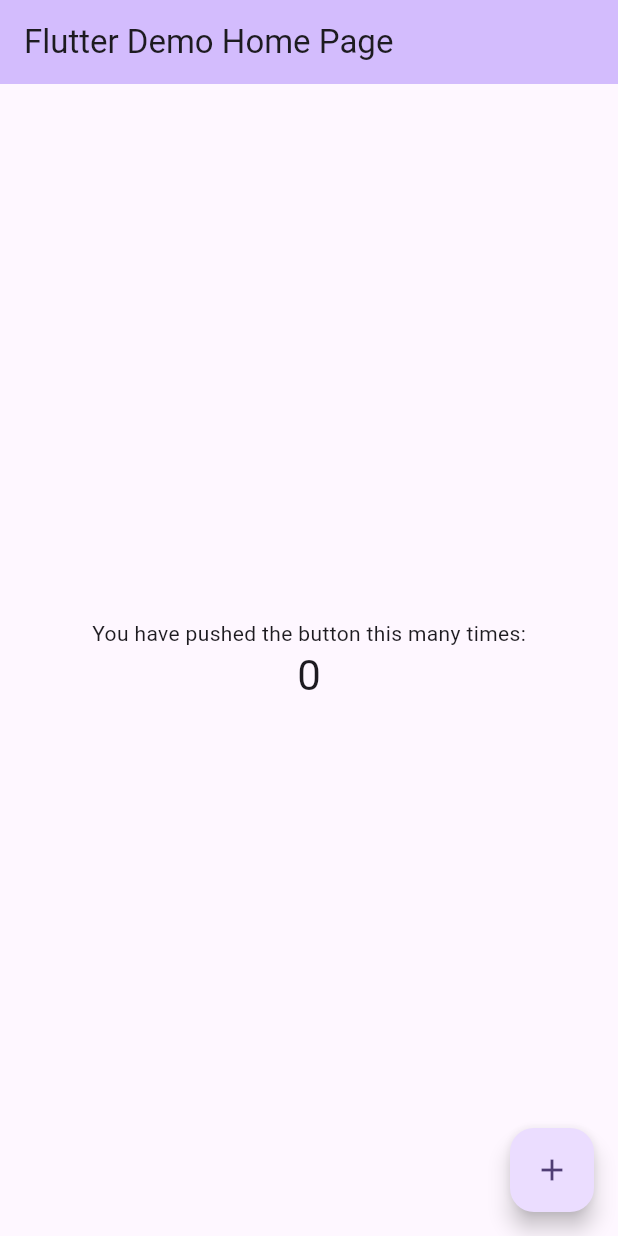
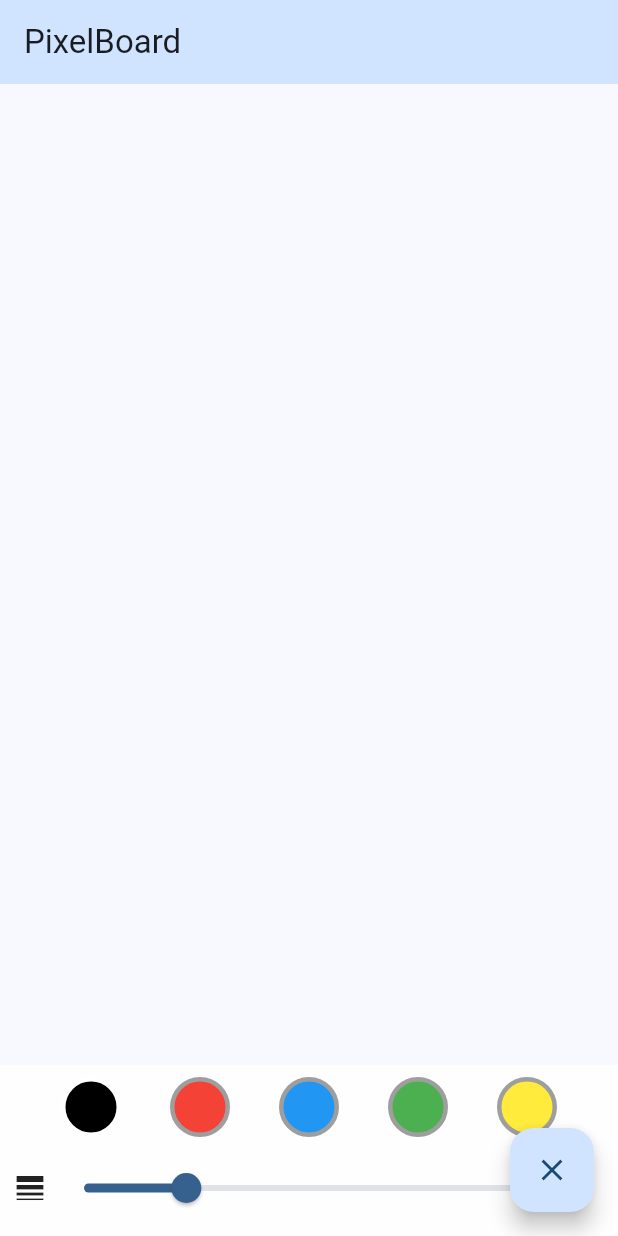
Before and after one commit to takm-reason/pixelboard, a Flutter app: the screen it shows after launch, on a phone screen of 412 x 824 dp. Run offline on Flutter 3.47's test engine with Material 3 defaults, Android fonts, the phone set to English and light mode, and no system bars.

Commit message:
Windowsペイントみたいな感じにする

```diff
--- a/lib/main.dart
+++ b/lib/main.dart
@@ -7,116 +7,186 @@ void main() {
 class MyApp extends StatelessWidget {
   const MyApp({super.key});
 
-  // This widget is the root of your application.
   @override
   Widget build(BuildContext context) {
     return MaterialApp(
-      title: 'Flutter Demo',
+      title: 'PixelBoard',
       theme: ThemeData(
-        // This is the theme of your application.
-        //
-        // TRY THIS: Try running your application with "flutter run". You'll see
-        // the application has a purple toolbar. Then, without quitting the app,
-        // try changing the seedColor in the colorScheme below to Colors.green
-        // and then invoke "hot reload" (save your changes or press the "hot
-        // reload" button in a Flutter-supported IDE, or press "r" if you used
-        // the command line to start the app).
-        //
-        // Notice that the counter didn't reset back to zero; the application
-        // state is not lost during the reload. To reset the state, use hot
-        // restart instead.
-        //
-        // This works for code too, not just values: Most code changes can be
-        // tested with just a hot reload.
-        colorScheme: ColorScheme.fromSeed(seedColor: Colors.deepPurple),
+        colorScheme: ColorScheme.fromSeed(seedColor: Colors.blue),
+        useMaterial3: true,
       ),
-      home: const MyHomePage(title: 'Flutter Demo Home Page'),
+      home: const DrawingPage(),
     );
   }
 }
 
-class MyHomePage extends StatefulWidget {
-  const MyHomePage({super.key, required this.title});
-
-  // This widget is the home page of your application. It is stateful, meaning
-  // that it has a State object (defined below) that contains fields that affect
-  // how it looks.
-
-  // This class is the configuration for the state. It holds the values (in this
-  // case the title) provided by the parent (in this case the App widget) and
-  // used by the build method of the State. Fields in a Widget subclass are
-  // always marked "final".
-
-  final String title;
+class DrawingPage extends StatefulWidget {
+  const DrawingPage({super.key});
 
   @override
-  State<MyHomePage> createState() => _MyHomePageState();
+  State<DrawingPage> createState() => _DrawingPageState();
 }
 
-class _MyHomePageState extends State<MyHomePage> {
-  int _counter = 0;
-
-  void _incrementCounter() {
-    setState(() {
-      // This call to setState tells the Flutter framework that something has
-      // changed in this State, which causes it to rerun the build method below
-      // so that the display can reflect the updated values. If we changed
-      // _counter without calling setState(), then the build method would not be
-      // called again, and so nothing would appear to happen.
-      _counter++;
-    });
-  }
+class _DrawingPageState extends State<DrawingPage> {
+  Color selectedColor = Colors.black;
+  double strokeWidth = 5.0;
+  List<DrawingPoint?> points = [];
 
   @override
   Widget build(BuildContext context) {
-    // This method is rerun every time setState is called, for instance as done
-    // by the _incrementCounter method above.
-    //
-    // The Flutter framework has been optimized to make rerunning build methods
-    // fast, so that you can just rebuild anything that needs updating rather
-    // than having to individually change instances of widgets.
     return Scaffold(
       appBar: AppBar(
-        // TRY THIS: Try changing the color here to a specific color (to
-        // Colors.amber, perhaps?) and trigger a hot reload to see the AppBar
-        // change color while the other colors stay the same.
-        backgroundColor: Theme.of(context).colorScheme.inversePrimary,
-        // Here we take the value from the MyHomePage object that was created by
-        // the App.build method, and use it to set our appbar title.
-        title: Text(widget.title),
+        title: const Text('PixelBoard'),
+        backgroundColor: Theme.of(context).colorScheme.primaryContainer,
       ),
-      body: Center(
-        // Center is a layout widget. It takes a single child and positions it
-        // in the middle of the parent.
+      body: Stack(
+        children: [
+          GestureDetector(
+            onPanStart: (details) {
+              setState(() {
+                points.add(
+                  DrawingPoint(
+                    offset: details.localPosition,
+                    paint:
+                        Paint()
+                          ..color = selectedColor
+                          ..isAntiAlias = true
+                          ..strokeWidth = strokeWidth
+                          ..strokeCap = StrokeCap.round,
+                  ),
+                );
+              });
+            },
+            onPanUpdate: (details) {
+              setState(() {
+                points.add(
+                  DrawingPoint(
+                    offset: details.localPosition,
+                    paint:
+                        Paint()
+                          ..color = selectedColor
+                          ..isAntiAlias = true
+                          ..strokeWidth = strokeWidth
+                          ..strokeCap = StrokeCap.round,
+                  ),
+                );
+              });
+            },
+            onPanEnd: (details) {
+              setState(() {
+                points.add(null);
+              });
+            },
+            child: CustomPaint(
+              painter: DrawingPainter(points: points),
+              size: Size.infinite,
+            ),
+          ),
+          Positioned(
+            bottom: 0,
+            left: 0,
+            right: 0,
+            child: Container(
+              color: Colors.white.withOpacity(0.8),
+              padding: const EdgeInsets.all(8),
               child: Column(
-          // Column is also a layout widget. It takes a list of children and
-          // arranges them vertically. By default, it sizes itself to fit its
-          // children horizontally, and tries to be as tall as its parent.
-          //
-          // Column has various properties to control how it sizes itself and
-          // how it positions its children. Here we use mainAxisAlignment to
-          // center the children vertically; the main axis here is the vertical
-          // axis because Columns are vertical (the cross axis would be
-          // horizontal).
-          //
-          // TRY THIS: Invoke "debug painting" (choose the "Toggle Debug Paint"
-          // action in the IDE, or press "p" in the console), to see the
-          // wireframe for each widget.
-          mainAxisAlignment: MainAxisAlignment.center,
-          children: <Widget>[
-            const Text('You have pushed the button this many times:'),
-            Text(
-              '$_counter',
-              style: Theme.of(context).textTheme.headlineMedium,
+                mainAxisSize: MainAxisSize.min,
+                children: [
+                  // 色選択ツールバー
+                  Row(
+                    mainAxisAlignment: MainAxisAlignment.spaceEvenly,
+                    children: [
+                      _buildColorButton(Colors.black),
+                      _buildColorButton(Colors.red),
+                      _buildColorButton(Colors.blue),
+                      _buildColorButton(Colors.green),
+                      _buildColorButton(Colors.yellow),
+                    ],
+                  ),
+                  const SizedBox(height: 10),
+                  // 線の太さスライダー
+                  Row(
+                    children: [
+                      const Icon(Icons.line_weight),
+                      Expanded(
+                        child: Slider(
+                          value: strokeWidth,
+                          min: 1,
+                          max: 20,
+                          onChanged: (value) {
+                            setState(() {
+                              strokeWidth = value;
+                            });
+                          },
+                        ),
+                      ),
+                    ],
                   ),
                 ],
               ),
             ),
+          ),
+        ],
+      ),
       floatingActionButton: FloatingActionButton(
-        onPressed: _incrementCounter,
-        tooltip: 'Increment',
-        child: const Icon(Icons.add),
-      ), // This trailing comma makes auto-formatting nicer for build methods.
+        onPressed: () {
+          setState(() {
+            points.clear();
+          });
+        },
+        child: const Icon(Icons.clear),
+      ),
+    );
+  }
+
+  Widget _buildColorButton(Color color) {
+    return GestureDetector(
+      onTap: () {
+        setState(() {
+          selectedColor = color;
+        });
+      },
+      child: Container(
+        width: 40,
+        height: 40,
+        decoration: BoxDecoration(
+          color: color,
+          shape: BoxShape.circle,
+          border: Border.all(
+            color: selectedColor == color ? Colors.white : Colors.grey,
+            width: 3,
+          ),
+        ),
+      ),
     );
   }
 }
+
+class DrawingPainter extends CustomPainter {
+  final List<DrawingPoint?> points;
+
+  DrawingPainter({required this.points});
+
+  @override
+  void paint(Canvas canvas, Size size) {
+    for (int i = 0; i < points.length - 1; i++) {
+      if (points[i] != null && points[i + 1] != null) {
+        canvas.drawLine(
+          points[i]!.offset,
+          points[i + 1]!.offset,
+          points[i]!.paint,
+        );
+      }
+    }
+  }
+
+  @override
+  bool shouldRepaint(covariant DrawingPainter oldDelegate) => true;
+}
+
+class DrawingPoint {
+  final Offset offset;
+  final Paint paint;
+
+  DrawingPoint({required this.offset, required this.paint});
+}
```
Lines whose indentation alone changed are shown as unchanged.
